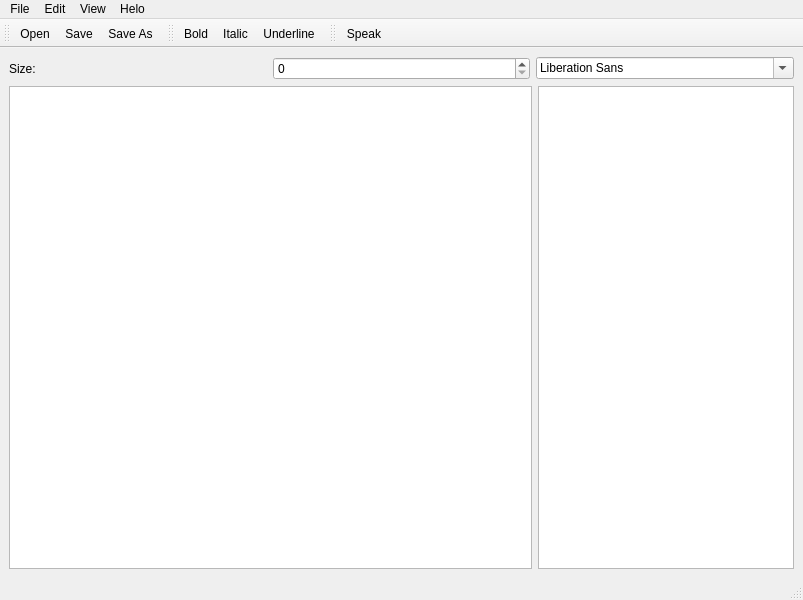
The window that mainwindow.ui (nyov/writetype) describes before a commit, drawn with Qt 5.
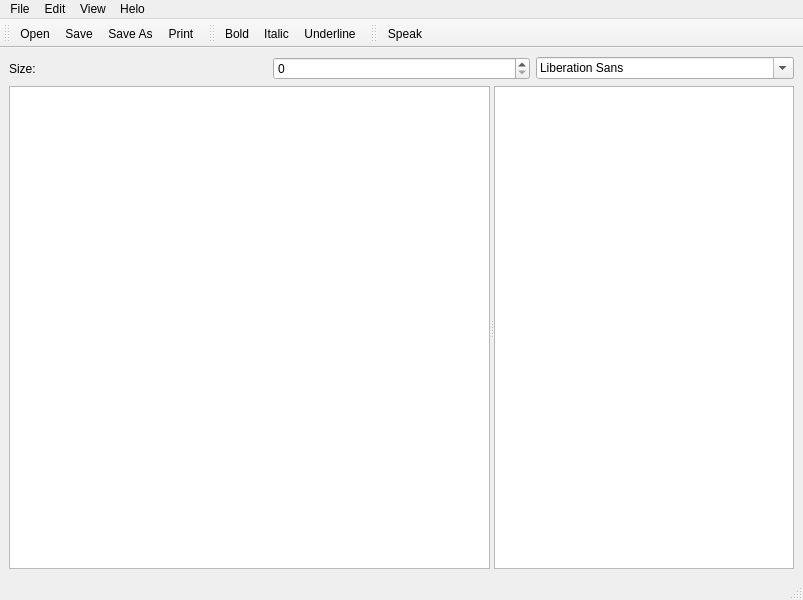
The same window after the commit. Icons and pictures are not drawn. Custom widgets are drawn as their Qt base class.

Commit message: Printing and splitter layout

Diff of the .ui file:
```diff
--- a/mainwindow.ui
+++ b/mainwindow.ui
@@ -36,11 +36,10 @@
      </layout>
     </item>
     <item>
-     <layout class="QHBoxLayout" name="horizontalLayout_2">
-      <property name="sizeConstraint">
-       <enum>QLayout::SetDefaultConstraint</enum>
+     <widget class="QSplitter" name="splitter">
+      <property name="orientation">
+       <enum>Qt::Horizontal</enum>
       </property>
-      <item>
        <widget class="spellCheckEdit" name="textArea">
         <property name="font">
          <font>
@@ -49,8 +48,6 @@
          </font>
         </property>
        </widget>
-      </item>
-      <item>
        <widget class="QListWidget" name="spellingSuggestionsList">
         <property name="sizePolicy">
          <sizepolicy hsizetype="Maximum" vsizetype="Expanding">
@@ -68,8 +65,7 @@
          <enum>QAbstractItemView::NoSelection</enum>
         </property>
        </widget>
-      </item>
-     </layout>
+     </widget>
     </item>
    </layout>
   </widget>
@@ -151,6 +147,7 @@
    <addaction name="actionOpen"/>
    <addaction name="actionSave"/>
    <addaction name="actionSave_As"/>
+   <addaction name="actionPrint"/>
   </widget>
   <widget class="QToolBar" name="editToolBar">
    <property name="windowTitle">
@@ -376,6 +373,21 @@
     <string>About Qt</string>
    </property>
   </action>
+  <action name="actionPrint">
+   <property name="icon">
+    <iconset>
+     <normaloff>res/fileprint.png</normaloff>res/fileprint.png</iconset>
+   </property>
+   <property name="text">
+    <string>Print</string>
+   </property>
+   <property name="toolTip">
+    <string>Print</string>
+   </property>
+   <property name="shortcut">
+    <string>Ctrl+P</string>
+   </property>
+  </action>
  </widget>
  <customwidgets>
   <customwidget>
```
Left out of the diff: 104 changed lines with no effect on the pictures. Lines whose indentation alone changed are shown as unchanged. The commit also changes 4 other files.
